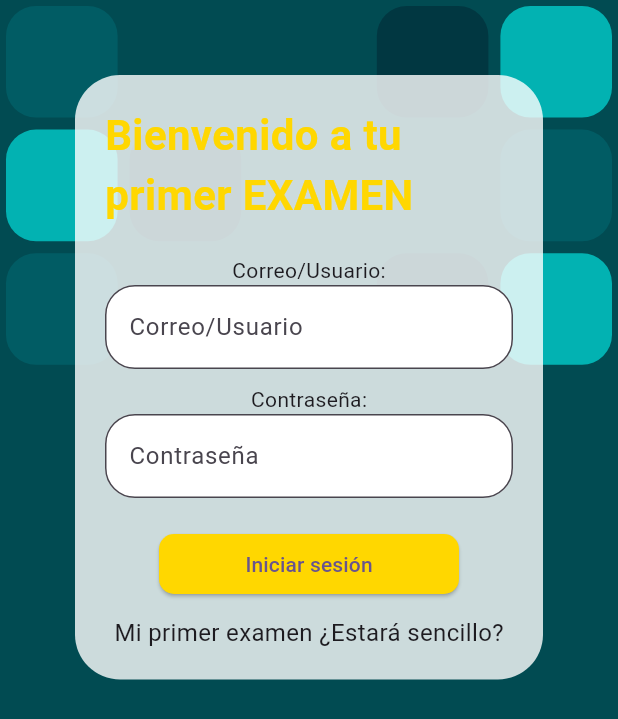
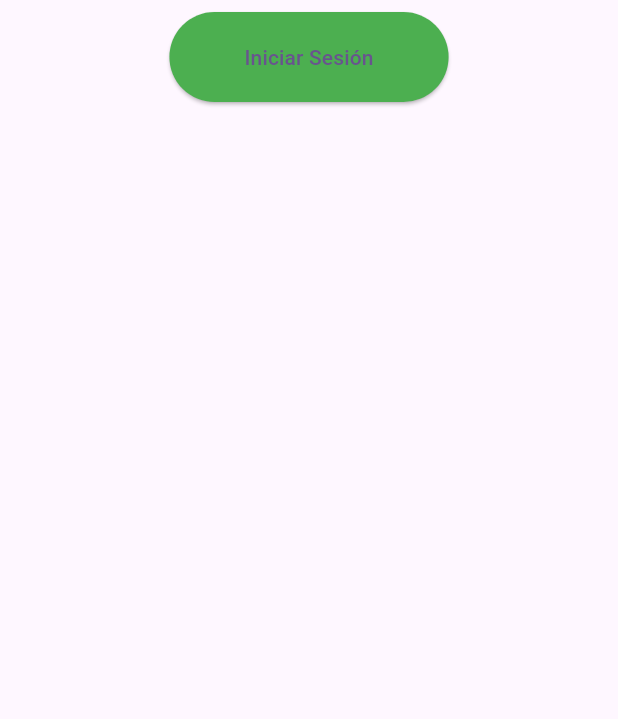
Before and after one commit to Fundamentos-Moviles/examen-i-JJavierLM, a Flutter app: the screen it shows after launch, on a phone screen of 412 x 824 dp. Shown: the top 719 px of the screen. Run offline on Flutter 3.47's test engine with Material 3 defaults, Android fonts, the light colour scheme and no system bars.

Commit message:
segundo avance del examen

```diff
--- a/lib/home.dart
+++ b/lib/home.dart
@@ -10,6 +10,8 @@ class Home extends StatefulWidget {
 class _HomeState extends State<Home> {
   @override
   Widget build(BuildContext context) {
-    return const Placeholder();
+    return Scaffold(
+
+    );
   }
 }
--- a/lib/login.dart
+++ b/lib/login.dart
@@ -10,23 +10,24 @@ class Login extends StatefulWidget {
 
 class _loginState extends State<Login> {
   TextEditingController user = TextEditingController();
-  final pass = TextEditingController();
+  TextEditingController pass = TextEditingController();
+  String? errorMessage;
 
   @override
   Widget build(BuildContext context) {
     return Scaffold(
       body: Container(
-        color: Color(0xFF014B52), // Color de fondo principal
+        color: Color(0xFF014B52),
         child: Stack(
           children: [
             GridView.count(
-              crossAxisCount: 5, // 5 columnas para ajustar los colores
+              crossAxisCount: 5,
               children: List.generate(15, (index) {
                 return Container(
                   margin: EdgeInsets.all(4.0),
                   decoration: BoxDecoration(
-                    color: _getColor(index), // Color basado en el índice
-                    borderRadius: BorderRadius.circular(20), // Esquinas redondeadas
+                    color: _getColor(index),
+                    borderRadius: BorderRadius.circular(20),
                   ),
                 );
               }),
@@ -37,7 +38,7 @@ class _loginState extends State<Login> {
                 padding: EdgeInsets.all(20.0),
                 decoration: BoxDecoration(
                   borderRadius: BorderRadius.circular(30),
-                  color: Colors.white.withOpacity(0.8), // Color blanco con opacidad
+                  color: Colors.white.withOpacity(0.8),
                 ),
                 child: Column(
                   mainAxisSize: MainAxisSize.min,
@@ -51,7 +52,6 @@ class _loginState extends State<Login> {
                       ),
                     ),
                     const SizedBox(height: 20.0),
-                    const Text('Correo/Usuario:'),
                     TextFormField(
                       controller: user,
                       decoration: InputDecoration(
@@ -68,7 +68,6 @@ class _loginState extends State<Login> {
                       ),
                     ),
                     const SizedBox(height: 10.0),
-                    const Text('Contraseña:'),
                     TextFormField(
                       controller: pass,
                       obscureText: true,
@@ -85,7 +84,14 @@ class _loginState extends State<Login> {
                         hintText: 'Contraseña',
                       ),
                     ),
-                    const SizedBox(height: 20.0),
+                    const SizedBox(height: 10.0),
+                    if (errorMessage != null) ...[
+                      Text(
+                        errorMessage!,
+                        style: TextStyle(color: Colors.red, fontSize: 16),
+                      ),
+                      const SizedBox(height: 10.0),
+                    ],
                     ElevatedButton(
                       style: ElevatedButton.styleFrom(
                         backgroundColor: Color(0xFFFFD700),
@@ -96,19 +102,19 @@ class _loginState extends State<Login> {
                       ),
                       onPressed: () {
                         setState(() {
-                          print('Usuario: ${user.text}');
-                          print("Contraseña: ${pass.text}");
-
-                          if (user.text == "USER01" && pass.text == "PASS01") {
-                            print('Ingreso correctamente');
+                          if (user.text.isEmpty || pass.text.isEmpty) {
+                            errorMessage = 'Datos incompletos';
+                          } else if (user.text != "test") {
+                            errorMessage = 'Usuario incorrecto';
+                          } else if (pass.text != "FDM1") {
+                            errorMessage = 'Contraseña incorrecta';
+                          } else {
+                            errorMessage = null; // Reiniciar mensaje de error
                             showSnackBar('Ingreso correctamente', 10);
                             Navigator.push(
                               context,
                               MaterialPageRoute(builder: (context) => Home()),
                             );
-                          } else {
-                            print('Usuario y/o Contraseña incorrectos');
-                            showSnackBar('Usuario y/o Contraseña incorrectos', 20);
                           }
                         });
                       },
@@ -130,18 +136,17 @@ class _loginState extends State<Login> {
   }
 
   Color _getColor(int index) {
-    // Colores de fondo para los rectángulos según las filas
     List<Color> colors = [
       Color(0xFF015C64), Color(0xFF014B52), Color(0xFF014B52),
       Color(0xFF013741), Color(0xFF02B2B2),
     ];
 
     if (index < 5) {
-      return colors[index]; // Primera fila
+      return colors[index];
     } else if (index < 10) {
-      return colors[4 - (index - 5)]; // Segunda fila
+      return colors[4 - (index - 5)];
     } else {
-      return colors[index - 10]; // Tercera fila
+      return colors[index - 10];
     }
   }
 
--- a/lib/main.dart
+++ b/lib/main.dart
@@ -1,5 +1,5 @@
+import 'package:examen1_jjlm/more_info.dart';
 import 'package:flutter/material.dart';
-//import 'package:primera_app_8_9/home.dart';
 import 'package:examen1_jjlm/login.dart';
 
 void main() {
@@ -19,7 +19,7 @@
         colorScheme: ColorScheme.fromSeed(seedColor: Colors.deepPurple),
         useMaterial3: true,
       ),
-      home: const Login(),
+      home: const Info(),
     );
   }
 }
--- /dev/null
+++ b/lib/more_info.dart
@@ -0,0 +1,64 @@
+import 'package:flutter/material.dart';
+
+class Info extends StatefulWidget {
+  const Info({super.key});
+
+  @override
+  State<Info> createState() => _InfoState();
+}
+
+class _InfoState extends State<Info> {
+  List<Widget> figuras = []; // Lista de figuras.
+  int numfiguras = 12; // Maximo de figuras por fila
+
+  // Función para agregar una nueva figura a la lista.
+  void agregarFigura() {
+    setState(() {
+      figuras.add(
+        Container(
+          height: 100,
+          width: MediaQuery.of(context).size.width / numfiguras, // Ajusta el ancho
+          color: figuras.length % 2 == 0 ? Colors.black : Colors.grey,
+        ),
+      );
+    });
+  }
+
+  @override
+  Widget build(BuildContext context) {
+    return Scaffold(
+      body: Column(
+        children: [
+
+          Padding(
+            padding: const EdgeInsets.all(8.0),
+            child: Center(
+              child: ElevatedButton(
+                onPressed: agregarFigura,
+                child: Text('Iniciar Sesión'),
+                style: ElevatedButton.styleFrom(
+                  backgroundColor: Colors.green,
+                  padding: EdgeInsets.symmetric(horizontal: 50, vertical: 20),
+                  shape: RoundedRectangleBorder(
+                    borderRadius: BorderRadius.circular(30),
+                  ),
+                ),
+              ),
+            ),
+          ),
+
+          // Contenedor para las figuras en una cuadrícula con scroll
+          Expanded(
+            child: SingleChildScrollView(
+              child: Wrap(
+                spacing: 0,
+                runSpacing: 0,
+                children: figuras,
+              ),
+            ),
+          ),
+        ],
+      ),
+    );
+  }
+}
```
